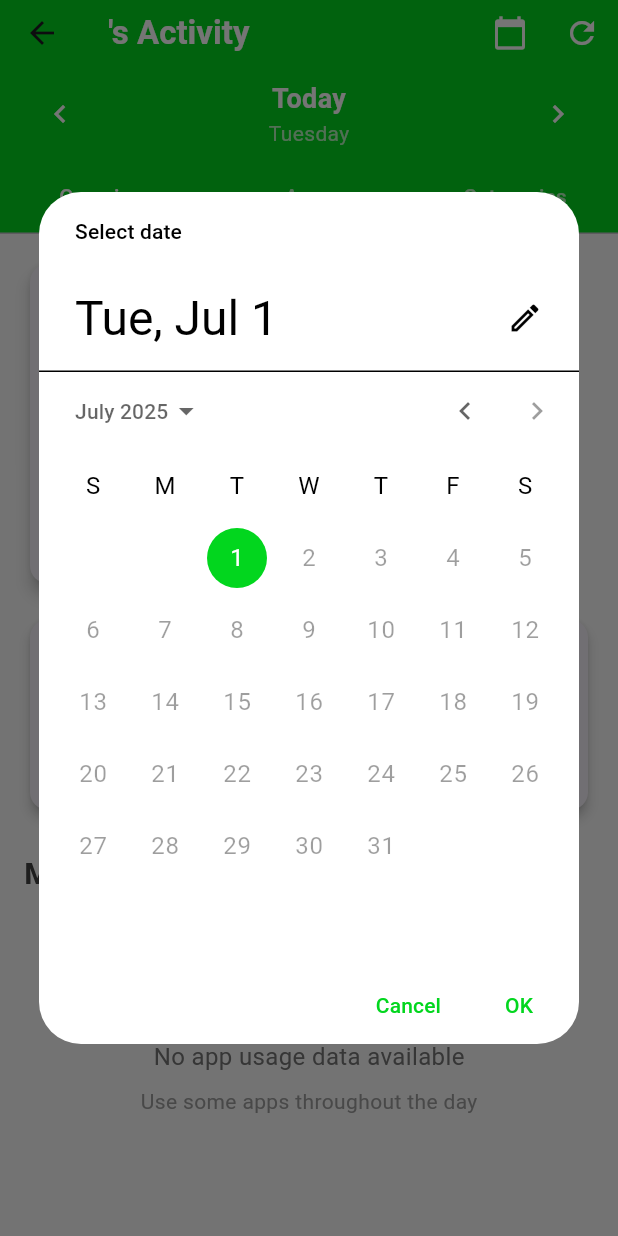
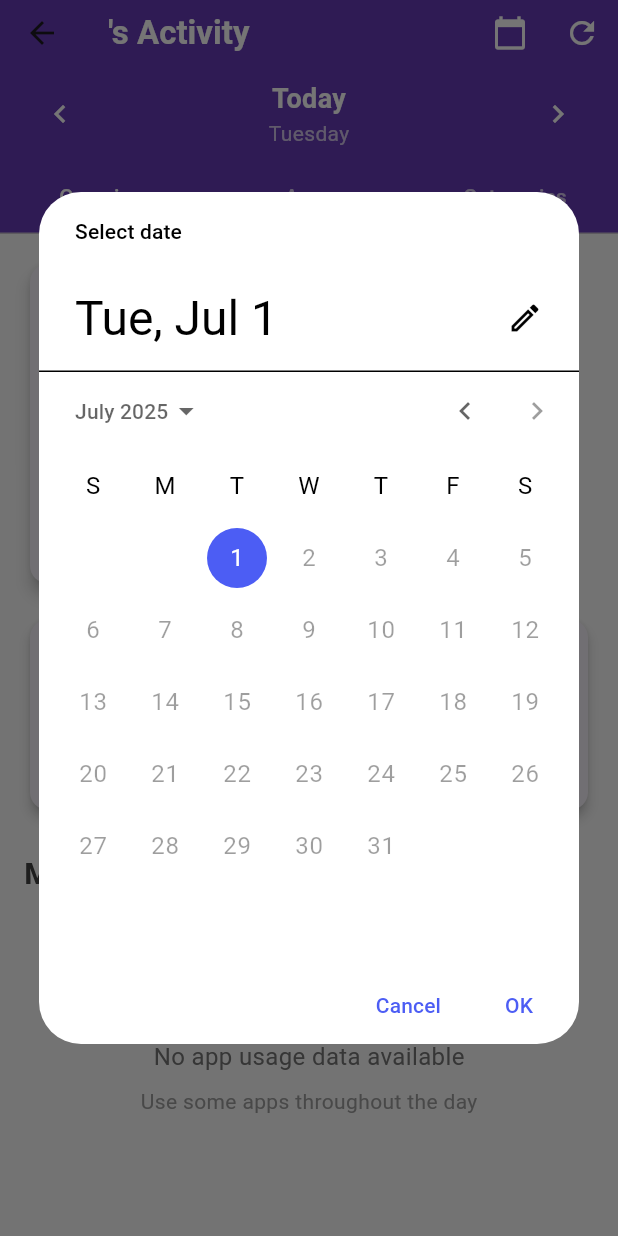
Before and after one commit to owais815/AI-Gurardian-Flutter-App, a Flutter app: the ChildActivityScreen screen opened directly with empty values, after a tap on the "calendar today" icon, on a phone screen of 412 x 824 dp. Run offline on Flutter 3.47's test engine with Material 3 defaults, Android fonts, the phone set to English and light mode, and no system bars; our stand-ins replace cloud_firestore, firebase_auth, firebase_core, fl_chart, qr_flutter; accounts and stored records are empty.

Commit message:
Update ChildActivityScreen to change primary colors to deep purple for improved UI consistency

```diff
--- a/lib/pages/child_activity_screen.dart
+++ b/lib/pages/child_activity_screen.dart
@@ -711,7 +711,8 @@ class _ChildActivityScreenState extends State<ChildActivityScreen>
         return Theme(
           data: Theme.of(context).copyWith(
             colorScheme: ColorScheme.light(
-              primary: const Color.fromARGB(255, 2, 214, 30),
+              primary: Color(0xFF4C5DF4), // Header background color
+              onPrimary: Colors.white, // Header text color),
             ),
           ),
           child: child!,
@@ -737,7 +738,7 @@ class _ChildActivityScreenState extends State<ChildActivityScreen>
           '${widget.childName}\'s Activity',
           style: TextStyle(color: Colors.white, fontWeight: FontWeight.bold),
         ),
-        backgroundColor: const Color.fromARGB(255, 2, 214, 30),
+        backgroundColor: Colors.deepPurple,
         elevation: 0,
         actions: [
           IconButton(
@@ -837,7 +838,7 @@ class _ChildActivityScreenState extends State<ChildActivityScreen>
                   children: [
                     CircularProgressIndicator(
                       valueColor: AlwaysStoppedAnimation<Color>(
-                        const Color.fromARGB(255, 2, 214, 30),
+                        Colors.deepPurple,
                       ),
                     ),
                     SizedBox(height: 16),
@@ -914,11 +915,7 @@ class _ChildActivityScreenState extends State<ChildActivityScreen>
               padding: EdgeInsets.all(20),
               child: Column(
                 children: [
-                  Icon(
-                    Icons.phone_android,
-                    size: 48,
-                    color: const Color.fromARGB(255, 2, 214, 30),
-                  ),
+                  Icon(Icons.phone_android, size: 48, color: Colors.deepPurple),
                   SizedBox(height: 12),
                   Text(
                     'Total Screen Time',
@@ -934,7 +931,7 @@ class _ChildActivityScreenState extends State<ChildActivityScreen>
                     style: TextStyle(
                       fontSize: 36,
                       fontWeight: FontWeight.bold,
-                      color: const Color.fromARGB(255, 2, 214, 30),
+                      color: Colors.deepPurple,
                     ),
                   ),
                   SizedBox(height: 8),
@@ -1278,7 +1275,7 @@ class _ChildActivityScreenState extends State<ChildActivityScreen>
       shape: RoundedRectangleBorder(borderRadius: BorderRadius.circular(8)),
       child: ListTile(
         leading: CircleAvatar(
-          backgroundColor: const Color.fromARGB(255, 2, 214, 30),
+          backgroundColor: Colors.deepPurple,
           child: Text(
             app.appName.isNotEmpty ? app.appName[0].toUpperCase() : 'A',
             style: TextStyle(color: Colors.white, fontWeight: FontWeight.bold),
@@ -1298,7 +1295,7 @@ class _ChildActivityScreenState extends State<ChildActivityScreen>
               style: TextStyle(
                 fontSize: 16,
                 fontWeight: FontWeight.bold,
-                color: const Color.fromARGB(255, 2, 214, 30),
+                color: Colors.deepPurple,
               ),
             ),
             Text(
@@ -1331,7 +1328,7 @@ class _ChildActivityScreenState extends State<ChildActivityScreen>
           style: TextStyle(
             fontSize: 16,
             fontWeight: FontWeight.bold,
-            color: const Color.fromARGB(255, 2, 214, 30),
+            color: Colors.deepPurple,
           ),
         ),
       ),
```
